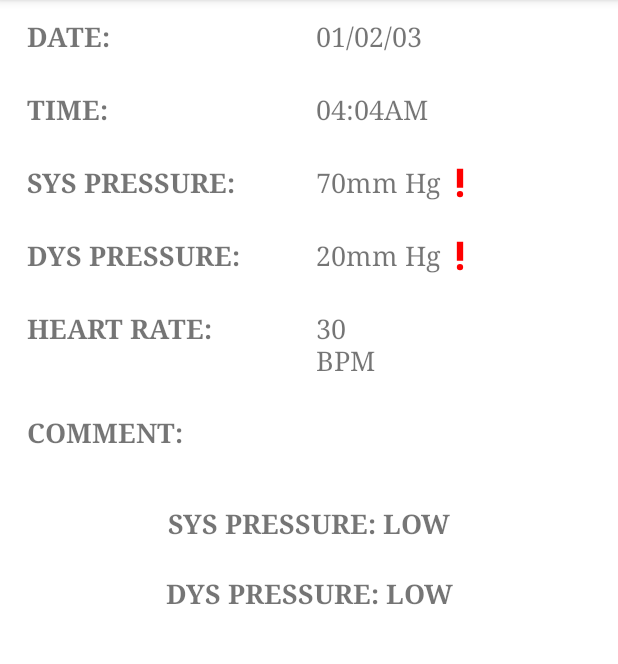
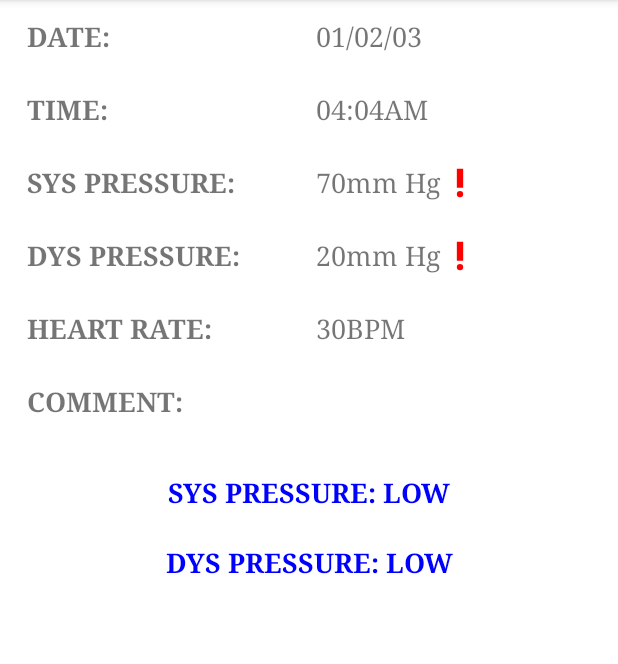
Before and after one commit to abusaeed2433/CardiacRecorder, an Android app: the screen it shows after launch (DetailsPage), after a tap on "01/02/03", on a phone screen of 412 x 824 dp, the part 84-748 px from its top. Run offline under Robolectric (Android 15) with nearby library versions, the phone set to English and light mode, and no system bars.

Commit message:
COlor changed

```diff
--- a/app/src/main/java/com/example/cardiacrecorder/DetailsPage.java
+++ b/app/src/main/java/com/example/cardiacrecorder/DetailsPage.java
@@ -41,6 +41,7 @@ public class DetailsPage extends AppCompatActivity {
             binding.ivSysUnusual.setVisibility(View.VISIBLE);
             binding.tvIndicator1.setText(data.getSysStatus());
             binding.tvIndicator1.setVisibility(View.VISIBLE);
+            binding.tvIndicator1.setTextColor(data.getSysColor());
         }
 
         if(data.isDysUnusual()){
@@ -48,10 +49,12 @@ public class DetailsPage extends AppCompatActivity {
 
             if(data.isSysUnusual()){
                 binding.tvIndicator2.setText(data.getDysStatus());
+                binding.tvIndicator2.setTextColor(data.getDysColor());
                 binding.tvIndicator2.setVisibility(View.VISIBLE);
             }
             else{
                 binding.tvIndicator1.setText(data.getDysStatus());
+                binding.tvIndicator1.setTextColor(data.getDysColor());
                 binding.tvIndicator1.setVisibility(View.VISIBLE);
             }
         }
--- a/app/src/main/java/com/example/cardiacrecorder/HomePage.java
+++ b/app/src/main/java/com/example/cardiacrecorder/HomePage.java
@@ -29,7 +29,7 @@ public class HomePage extends AppCompatActivity {
         list.add(new EachData(1L,"01/02/03","04:04AM",70,20,30,""));
         list.add(new EachData(1L,"05/02/03","03:04AM",80,30,40,"nai"));
         list.add(new EachData(1L,"12/05/03","02:04AM",90,10,50,"c"));
-        list.add(new EachData(1L,"02/02/2023","01:04AM",230,60,70,"c"));
+        list.add(new EachData(1L,"02/02/2023","01:04AM",230,10,70,"c"));
 
         adapter = new RvAdapter(this);
         binding.rvList.setAdapter(adapter);
--- a/app/src/main/java/com/example/cardiacrecorder/classes/EachData.java
+++ b/app/src/main/java/com/example/cardiacrecorder/classes/EachData.java
@@ -1,4 +1,6 @@
 package com.example.cardiacrecorder.classes;
+
+import android.graphics.Color;
 
 import androidx.annotation.NonNull;
 
@@ -62,6 +64,18 @@ public class EachData implements Serializable {
         return null;
     }
 
+    public int getSysColor(){
+        if(sysPressure < 90) return Color.BLUE;
+        if(sysPressure > 140) return Color.RED;
+        return Color.BLACK;
+    }
+
+    public int getDysColor(){
+        if(dysPressure < 60) return Color.BLUE;
+        if(dysPressure > 90) return Color.RED;
+        return Color.BLACK;
+    }
+
     public boolean isIdSame(EachData item){
         return timestamp == item.timestamp;
     }
@@ -103,7 +117,7 @@ public class EachData implements Serializable {
     }
 
     public String getFormattedHeartRate(){
-        return heartRate+"\nBPM";
+        return heartRate+"BPM";
     }
 
     public int getHeartRate() {
```
